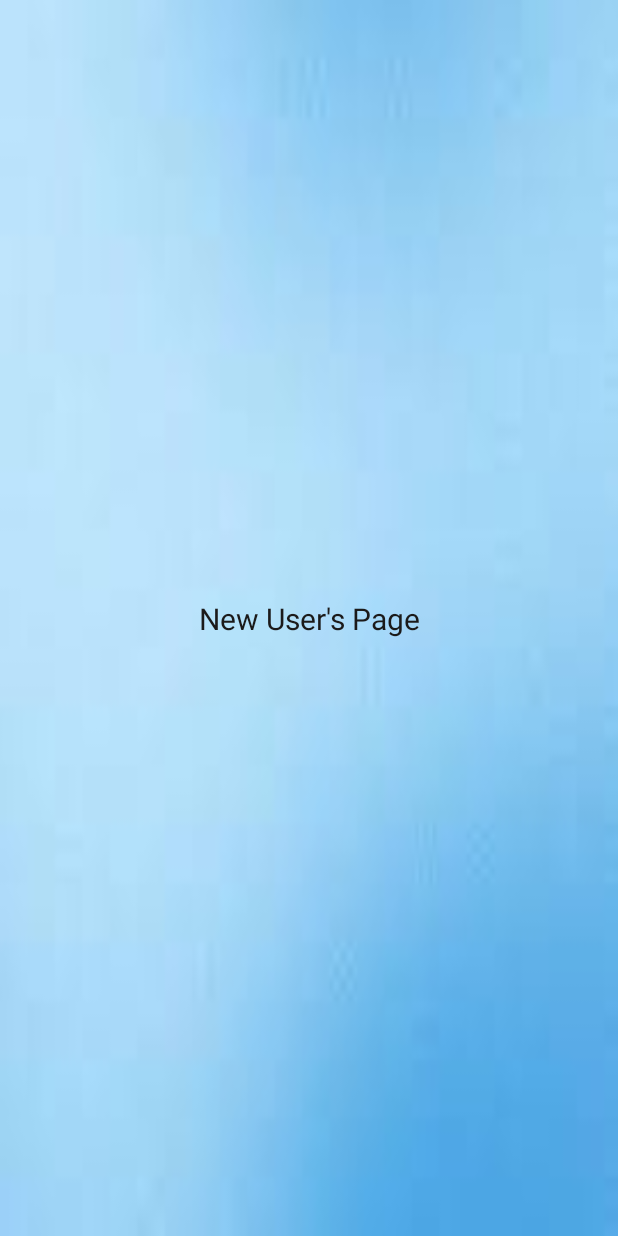
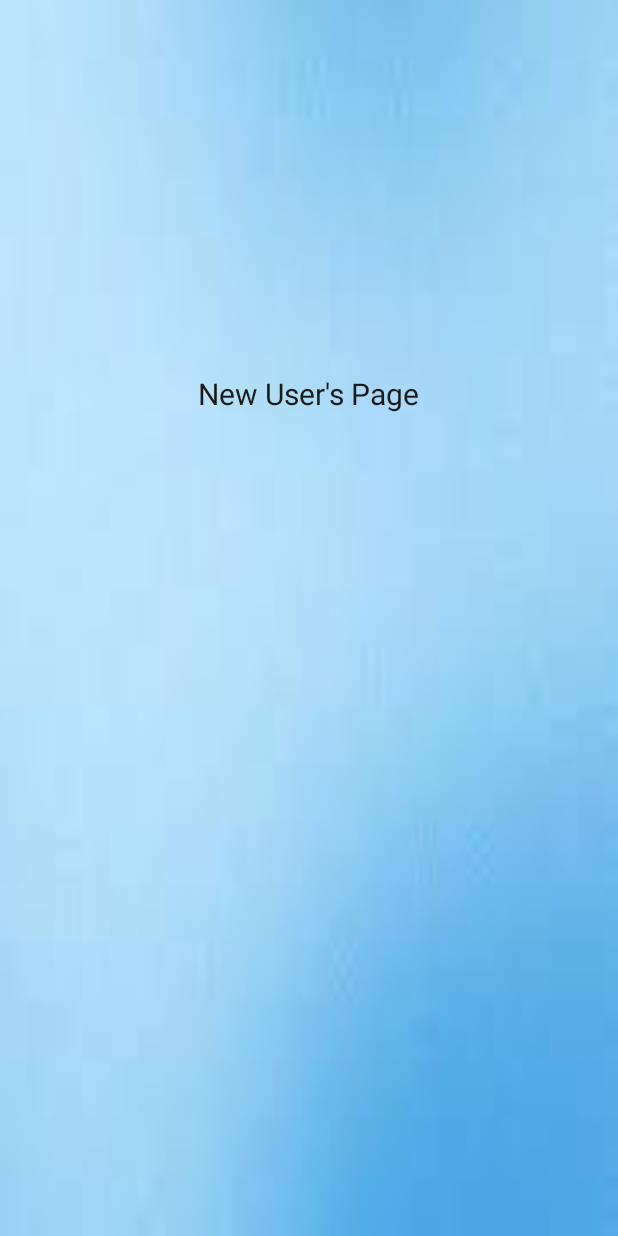
Before and after one commit to ST10489984/ST10489984_assignment1, an Android app: the New_User screen opened directly, with no data from a screen before it, on a phone screen of 412 x 824 dp. Run offline under Robolectric (Android 15) with nearby library versions, the phone set to English and light mode, and no system bars; Roboto replaces fonts that are not available here.

Commit message:
Sir helps

```diff
--- a/app/src/main/res/layout/activity_new_user.xml
+++ b/app/src/main/res/layout/activity_new_user.xml
@@ -12,6 +12,10 @@
         android:id="@+id/textView4"
         android:layout_width="wrap_content"
         android:layout_height="wrap_content"
+        android:layout_marginStart="190dp"
+        android:layout_marginTop="39dp"
+        android:layout_marginEnd="191dp"
+        android:layout_marginBottom="339dp"
         android:fontFamily="@font/asset"
         android:text="New User's Page"
         android:textColor="#1B1A1A"
```
